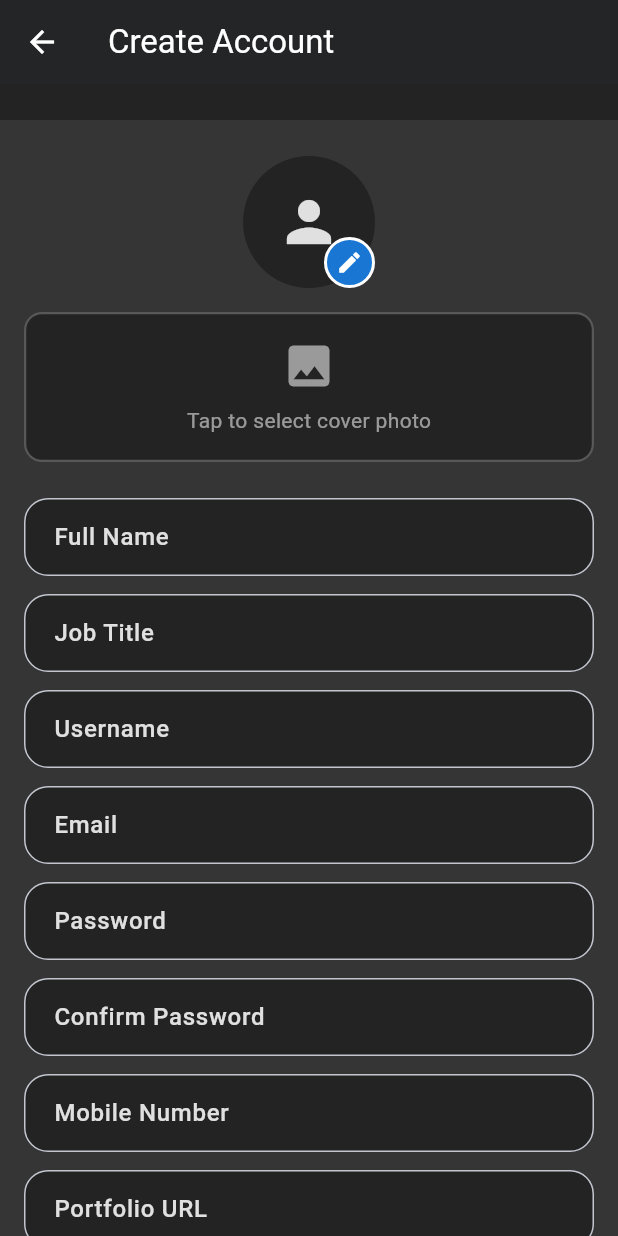
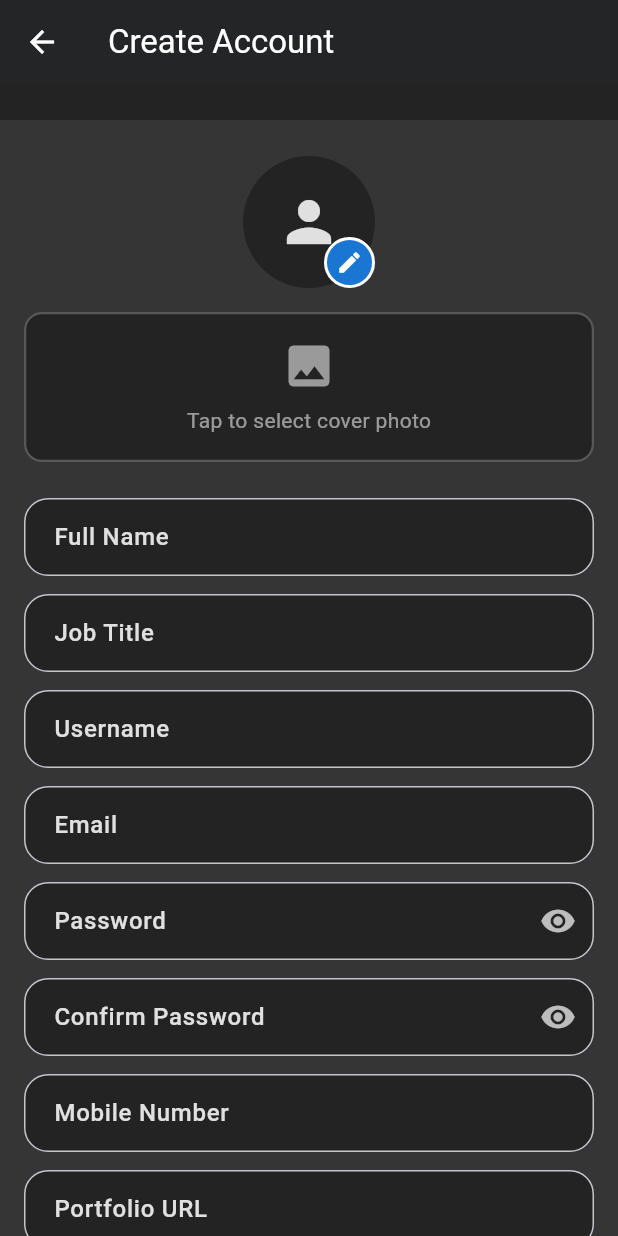
Before and after one commit to codsyn1/xcode360, a Flutter app: the SignUpScreen screen opened directly, on a phone screen of 412 x 824 dp. Run offline on Flutter 3.47's test engine with Material 3 defaults, Android fonts, the light colour scheme and no system bars; our stand-ins replace bloc, cached_network_image, cloud_firestore, connectivity_plus, equatable, firebase_auth and 11 more; accounts and stored records are empty.

Commit message:
Add password visibility toggles to auth forms
Adds show/hide password controls to login, sign-up, and settings password fields for better usability. Also moves login form controllers and form key into state (with proper disposal) so field values persist across rebuilds and avoid recreating controllers in build.

```diff
--- a/lib/sign_up_screen.dart
+++ b/lib/sign_up_screen.dart
@@ -42,6 +42,8 @@ class _SignUpScreenState extends State<SignUpScreen> with SingleTickerProviderSt
   final List<String> _customSkills = [];
   bool _showSummaryError = false;
   bool _submitted = false;
+  bool _obscurePassword = true;
+  bool _obscureConfirmPassword = true;
 
   // Add category and subcategory state
   String? _selectedCategory;
@@ -506,10 +508,21 @@ class _SignUpScreenState extends State<SignUpScreen> with SingleTickerProviderSt
                         TextFormField(
                           controller: _passwordController,
                           style: const TextStyle(color: Colors.white),
-                          decoration: const InputDecoration(
+                          decoration: InputDecoration(
                             labelText: 'Password',
+                            suffixIcon: IconButton(
+                              icon: Icon(
+                                _obscurePassword ? Icons.visibility : Icons.visibility_off,
+                                color: Colors.white70,
+                              ),
+                              onPressed: () {
+                                setState(() {
+                                  _obscurePassword = !_obscurePassword;
+                                });
+                              },
+                            ),
                           ),
-                          obscureText: true,
+                          obscureText: _obscurePassword,
                           validator: (value) {
                             if (!_submitted) return null;
                             if (value == null || value.isEmpty) return 'Password is required';
@@ -522,10 +535,21 @@ class _SignUpScreenState extends State<SignUpScreen> with SingleTickerProviderSt
                         TextFormField(
                           controller: _confirmPasswordController,
                           style: const TextStyle(color: Colors.white),
-                          decoration: const InputDecoration(
+                          decoration: InputDecoration(
                             labelText: 'Confirm Password',
+                            suffixIcon: IconButton(
+                              icon: Icon(
+                                _obscureConfirmPassword ? Icons.visibility : Icons.visibility_off,
+                                color: Colors.white70,
+                              ),
+                              onPressed: () {
+                                setState(() {
+                                  _obscureConfirmPassword = !_obscureConfirmPassword;
+                                });
+                              },
+                            ),
                           ),
-                          obscureText: true,
+                          obscureText: _obscureConfirmPassword,
                           validator: (value) {
                             if (!_submitted) return null;
                             if (value == null || value.isEmpty) return 'Confirm your password';
```
Also changed, not shown: lib/login_screen.dart (+24 -11 lines), lib/settings_screen.dart (+14 -2 lines).
